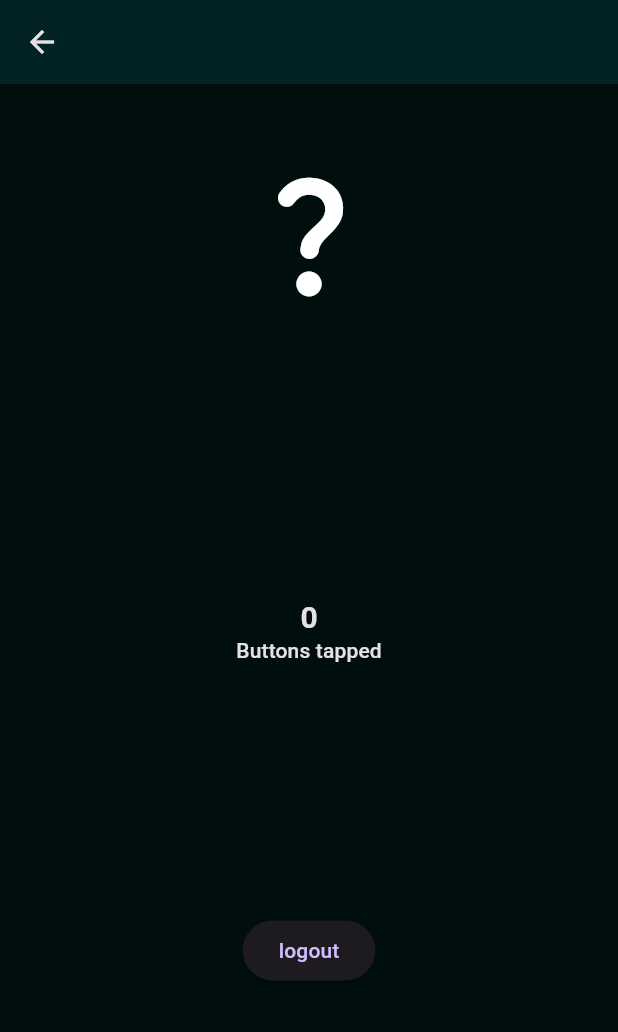
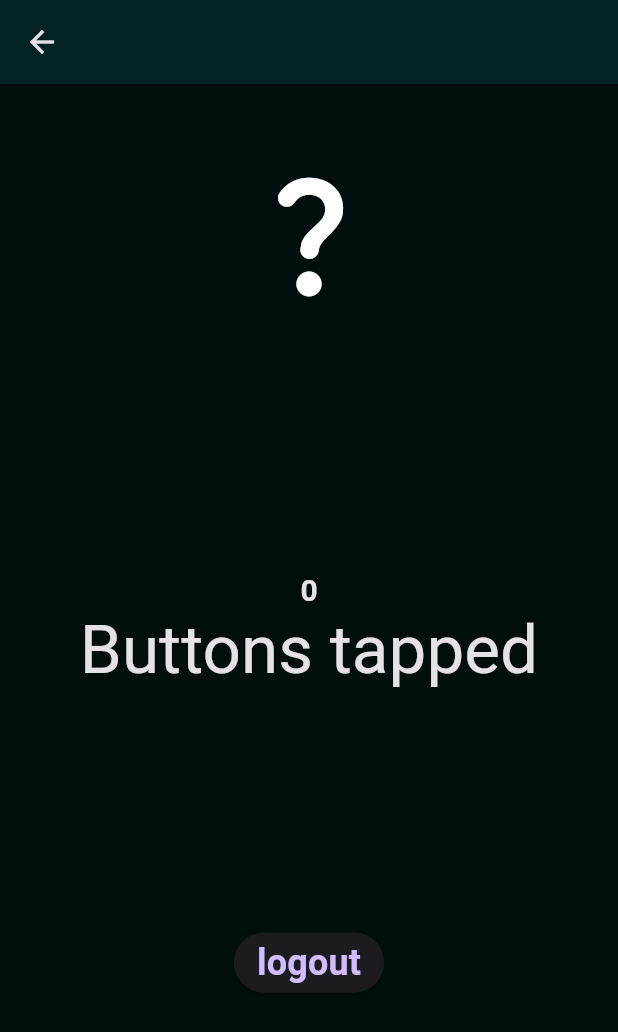
Before and after one commit to ninzqq/nexecute, a Flutter app: the ProfileScreen screen opened by its route, on a phone screen of 412 x 824 dp. Shown: the top 1032 px of the screen. Run offline on Flutter 3.47's test engine with Material 3 defaults, Android fonts, the phone set to English and light mode, and no system bars; our stand-ins replace cloud_firestore, firebase_auth, firebase_core, font_awesome_flutter, google_sign_in, rxdart; accounts and stored records are empty; generated files the repository leaves out were written again.

Commit message:
SOME changes

```diff
--- /dev/null
+++ b/nexecute/devtools_options.yaml
@@ -0,0 +1,3 @@
+description: This file stores settings for Dart & Flutter DevTools.
+documentation: https://docs.flutter.dev/tools/devtools/extensions#configure-extension-enablement-states
+extensions:
--- a/nexecute/lib/count/countscreen.dart
+++ b/nexecute/lib/count/countscreen.dart
@@ -24,13 +24,13 @@ class CountScreen extends StatelessWidget {
                 padding: const EdgeInsets.only(top: 140),
                 child: Text(
                   'You have pushed the button this many times:',
-                  style: Theme.of(context).textTheme.bodyText2,
+                  style: Theme.of(context).textTheme.bodyMedium,
                 ),
               ),
               Padding(
                 padding: const EdgeInsets.all(10),
                 child: Text(count.count.toString(),
-                    style: Theme.of(context).textTheme.headline1),
+                    style: Theme.of(context).textTheme.labelLarge),
               ),
               Padding(
                 padding: const EdgeInsets.only(top: 100),
--- a/nexecute/lib/profile/profilescreen.dart
+++ b/nexecute/lib/profile/profilescreen.dart
@@ -38,12 +38,12 @@ class ProfileScreen extends StatelessWidget {
                     ),
                   ),
                   Text(user.email ?? '',
-                      style: Theme.of(context).textTheme.headline6),
+                      style: Theme.of(context).textTheme.labelSmall),
                   const Spacer(),
                   Text('${count.count}',
-                      style: Theme.of(context).textTheme.headline2),
+                      style: Theme.of(context).textTheme.labelMedium),
                   Text('Buttons tapped',
-                      style: Theme.of(context).textTheme.subtitle2),
+                      style: Theme.of(context).textTheme.displayMedium),
                   const Spacer(),
                   ElevatedButton(
                     child: const Text('logout'),
--- a/nexecute/lib/shared/drawer.dart
+++ b/nexecute/lib/shared/drawer.dart
@@ -68,7 +68,7 @@ class MainDrawer extends StatelessWidget {
                 padding: const EdgeInsets.all(20),
                 child: Text(
                   'Nexecute',
-                  style: Theme.of(context).textTheme.headline1,
+                  style: Theme.of(context).textTheme.labelLarge,
                 ),
               ),
             ),
--- a/nexecute/lib/themes.dart
+++ b/nexecute/lib/themes.dart
@@ -10,13 +10,13 @@ var appTheme = ThemeData(
     color: Color.fromARGB(255, 32, 41, 41),
   ),
   textTheme: const TextTheme(
-    headline1: TextStyle(
+    labelLarge: TextStyle(
       fontSize: 24,
       fontWeight: FontWeight.bold,
       color: almostWhite,
     ),
-    headline2: TextStyle(fontSize: 20, fontWeight: FontWeight.bold),
-    bodyText1: TextStyle(fontSize: 18),
-    bodyText2: TextStyle(fontSize: 12),
+    labelMedium: TextStyle(fontSize: 20, fontWeight: FontWeight.bold),
+    bodyLarge: TextStyle(fontSize: 18),
+    bodyMedium: TextStyle(fontSize: 12),
   ),
 );
```
Also changed, not shown: 4 other files.
